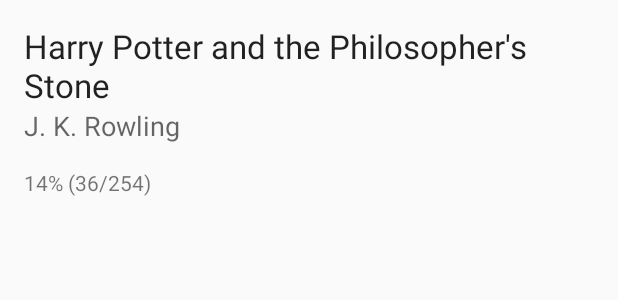
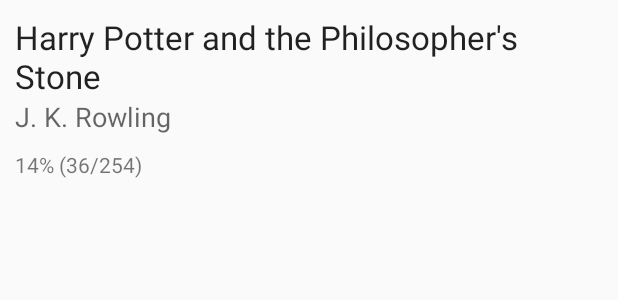
Before and after one commit to carlostojal/MyBooks, an Android app: the layout book.xml on its own in the app's theme, with its tools: preview values and no code run, on a phone screen of 412 x 824 dp. Shown: the top 300 px of the screen. Run offline under Robolectric (Android 15) with nearby library versions, the phone set to English and light mode, and no system bars.

Commit message:
Changed book element appearance

```diff
--- a/app/src/main/res/layout/book.xml
+++ b/app/src/main/res/layout/book.xml
@@ -11,9 +11,9 @@
         android:id="@+id/title_element"
         android:layout_width="0dp"
         android:layout_height="wrap_content"
-        android:layout_marginStart="16dp"
-        android:layout_marginTop="16dp"
-        android:layout_marginEnd="16dp"
+        android:layout_marginStart="10dp"
+        android:layout_marginTop="10dp"
+        android:layout_marginEnd="10dp"
         android:text="Harry Potter and the Philosopher's Stone"
         android:textAppearance="@style/TextAppearance.AppCompat.Large"
         app:layout_constraintEnd_toEndOf="parent"
@@ -22,9 +22,9 @@
 
     <TextView
         android:id="@+id/writer_element"
-        android:layout_width="wrap_content"
+        android:layout_width="0dp"
         android:layout_height="wrap_content"
-        android:layout_marginStart="16dp"
+        android:layout_marginStart="10dp"
         android:text="J. K. Rowling"
         android:textAppearance="@style/TextAppearance.AppCompat.Medium"
         app:layout_constraintStart_toStartOf="parent"
@@ -34,8 +34,8 @@
         android:id="@+id/progress"
         android:layout_width="wrap_content"
         android:layout_height="0dp"
-        android:layout_marginStart="16dp"
-        android:layout_marginTop="16dp"
+        android:layout_marginStart="10dp"
+        android:layout_marginTop="10dp"
         android:text="14% (36/254)"
         app:layout_constraintStart_toStartOf="parent"
         app:layout_constraintTop_toBottomOf="@+id/writer_element" />
```
